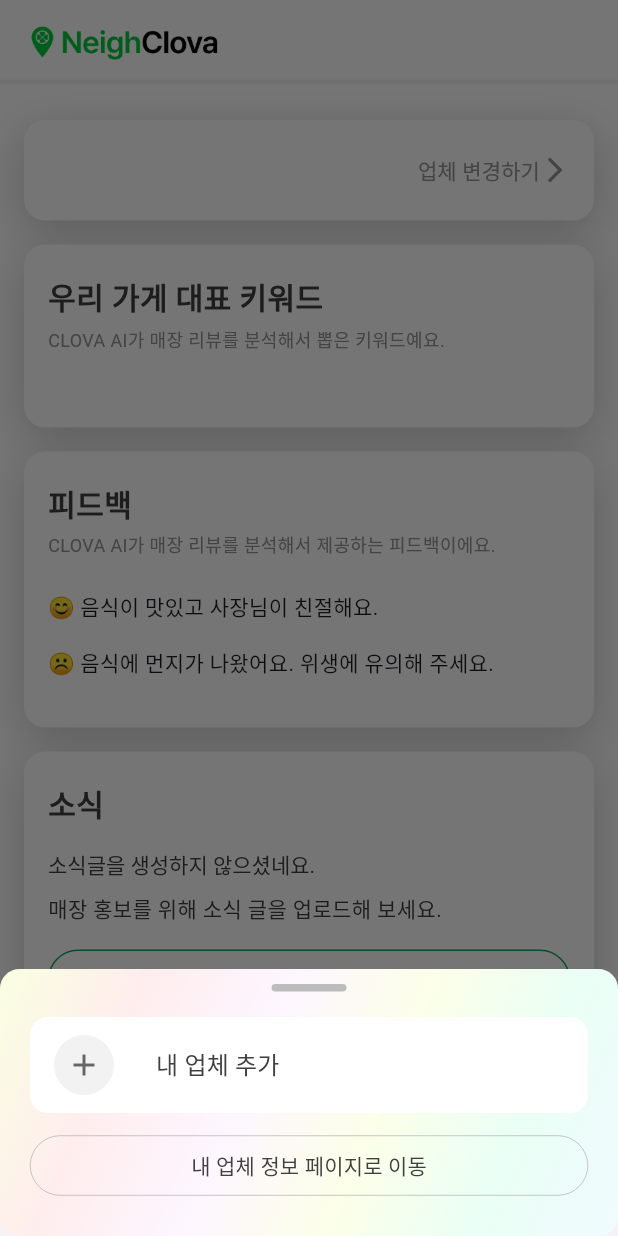
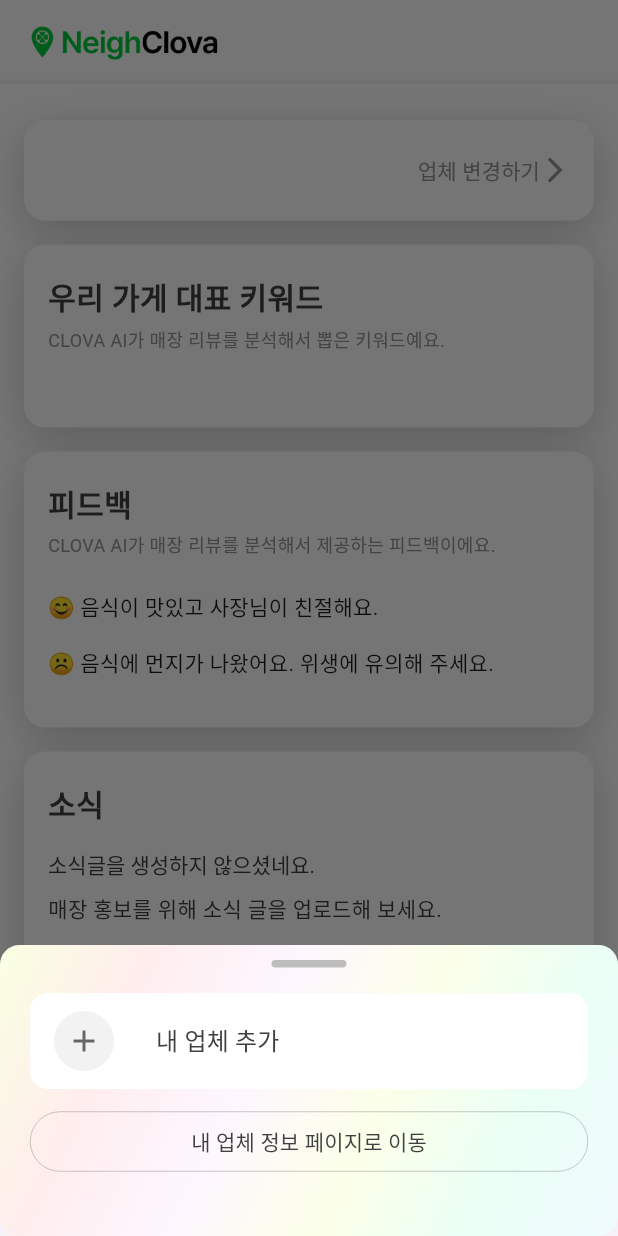
Before and after one commit to NeighClova/Frontend, a Flutter app: the MainPage screen opened directly, after a tap on "업체 변경하기", on a phone screen of 412 x 824 dp. Run offline on Flutter 3.47's test engine with Material 3 defaults, Android fonts, the phone set to English and light mode, and no system bars; our stand-ins replace app_links, carousel_slider, dio, flutter_secure_storage, fluttertoast, google_mobile_ads and 3 more; accounts and stored records are empty; network calls fail; Roboto replaces fonts that are missing (Pretendard); project files that could hold a hidden picture were left out.

Commit message:
fix: Fix overflowed error (#19)

```diff
--- a/lib/main_page.dart
+++ b/lib/main_page.dart
@@ -261,7 +261,7 @@ class _MainPageState extends State<MainPage> {
                                   }
 
                                   return Container(
-                                    height: 114 +
+                                    height: 130 +
                                         64.0 * ((placeList?.length ?? 0) + 1),
                                     decoration: BoxDecoration(
                                       gradient: LinearGradient(
```
